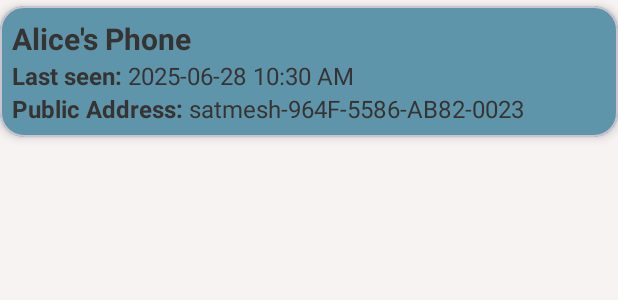
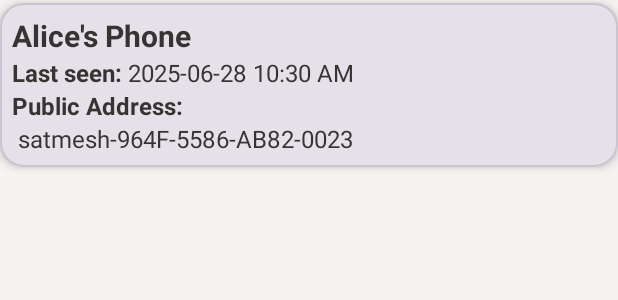
Before and after one commit to hsedo777/SATMesh, an Android app: the layout item_node.xml on its own in the app's theme, with its tools: preview values and no code run, on a phone screen of 412 x 824 dp. Shown: the top 300 px of the screen. Run offline under Robolectric (Android 15) with nearby library versions, the phone set to English and light mode, and no system bars.

Commit message:
Adjust rendering

```diff
--- a/app/src/main/java/org/sedo/satmesh/ui/ChatFragment.java
+++ b/app/src/main/java/org/sedo/satmesh/ui/ChatFragment.java
@@ -57,7 +57,6 @@ public class ChatFragment extends Fragment {
 			View actionModeView = decorView.findViewById(androidx.appcompat.R.id.action_mode_bar);
 			if (actionModeView != null) {
 				actionModeView.setBackgroundColor(ContextCompat.getColor(requireContext(), R.color.secondaryColor));
-
 			}
 			return true;
 		}
--- a/app/src/main/res/drawable/white_cursor.xml
+++ b/app/src/main/res/drawable/white_cursor.xml
@@ -1,6 +1,6 @@
 <?xml version="1.0" encoding="utf-8"?>
 <shape xmlns:android="http://schemas.android.com/apk/res/android"
 	android:shape="rectangle">
-	<size android:width="4dp" />
+	<size android:width="2dp" />
 	<solid android:color="@color/white" />
 </shape>
--- a/app/src/main/res/layout/item_node.xml
+++ b/app/src/main/res/layout/item_node.xml
@@ -4,8 +4,7 @@
 	xmlns:tools="http://schemas.android.com/tools"
 	android:layout_width="match_parent"
 	android:layout_height="wrap_content"
-	android:layout_marginVertical="@dimen/space_xs"
-	android:background="@drawable/bg_node_selector"
+	android:layout_marginVertical="2dp"
 	android:clickable="true"
 	android:focusable="true"
 	app:cardCornerRadius="@dimen/space_md"
@@ -14,6 +13,7 @@
 	<androidx.constraintlayout.widget.ConstraintLayout
 		android:layout_width="match_parent"
 		android:layout_height="wrap_content"
+		android:background="@drawable/bg_node_selector"
 		android:padding="@dimen/space_sm">
 
 		<TextView
@@ -40,7 +40,7 @@
 
 		<TextView
 			android:id="@+id/text_node_last_seen"
-			android:layout_width="wrap_content"
+			android:layout_width="0dp"
 			android:layout_height="wrap_content"
 			android:layout_marginStart="@dimen/space_xs"
 			android:textColor="@color/node_text_selector"
@@ -57,7 +57,6 @@
 			android:textColor="@color/node_text_selector"
 			android:textSize="@dimen/text_size_body"
 			android:textStyle="bold"
-			app:layout_constraintBottom_toBottomOf="parent"
 			app:layout_constraintStart_toStartOf="parent"
 			app:layout_constraintTop_toBottomOf="@id/text_node_last_seen_label" />
 
@@ -65,12 +64,12 @@
 			android:id="@+id/text_node_address_name"
 			android:layout_width="0dp"
 			android:layout_height="wrap_content"
-			android:layout_marginStart="@dimen/space_xs"
+			android:paddingHorizontal="@dimen/space_xs"
 			android:textColor="@color/node_text_selector"
 			android:textSize="@dimen/text_size_body"
 			app:layout_constraintBottom_toBottomOf="parent"
-			app:layout_constraintStart_toEndOf="@id/label_address_name"
-			app:layout_constraintTop_toBottomOf="@id/text_node_last_seen_label"
+			app:layout_constraintStart_toStartOf="parent"
+			app:layout_constraintTop_toBottomOf="@id/label_address_name"
 			tools:text="satmesh-964F-5586-AB82-0023" />
 
 	</androidx.constraintlayout.widget.ConstraintLayout>
```
Also changed, not shown: app/src/main/java/org/sedo/satmesh/ui/KnownNodesFragment.java (+7 -0 lines), app/src/main/java/org/sedo/satmesh/ui/SearchFragment.java (+19 -2 lines).
